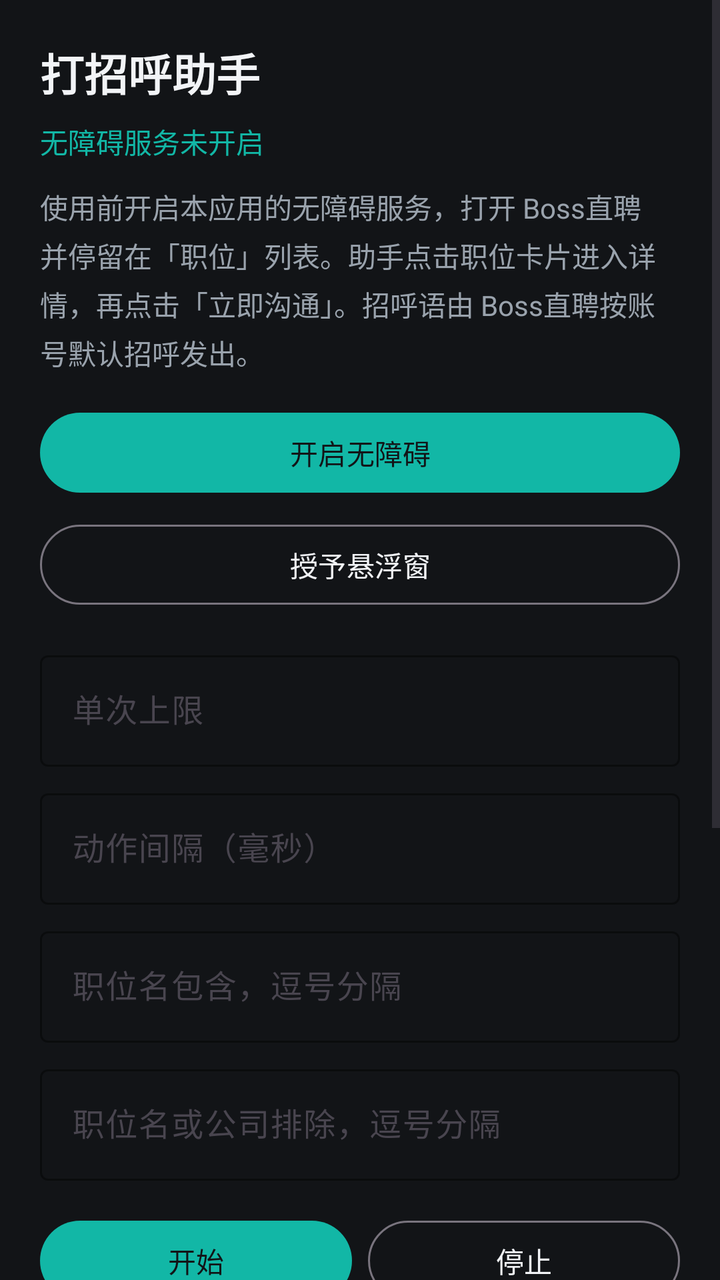
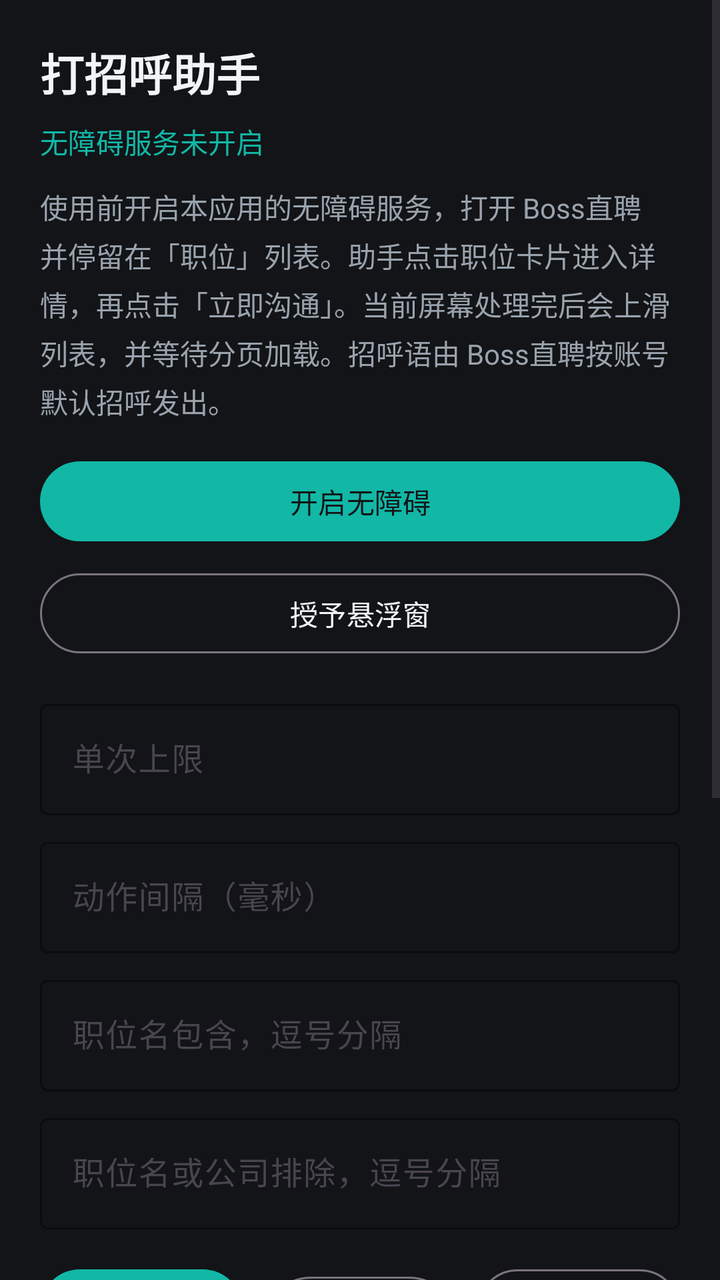

The first picture is an Android layout as it rendered before a commit; the second is the same layout after the commit. The layout source and the unified diff follow.
<!-- AndroidManifest.xml: application theme Theme.BossGreet -->
<!-- res/layout/activity_main.xml -->
<?xml version="1.0" encoding="utf-8"?>
<ScrollView xmlns:android="http://schemas.android.com/apk/res/android"
    xmlns:app="http://schemas.android.com/apk/res-auto"
    android:layout_width="match_parent"
    android:layout_height="match_parent"
    android:fillViewport="true">

    <LinearLayout
        android:layout_width="match_parent"
        android:layout_height="wrap_content"
        android:orientation="vertical"
        android:padding="20dp">

        <TextView
            android:layout_width="match_parent"
            android:layout_height="wrap_content"
            android:text="@string/app_name"
            android:textColor="@color/text"
            android:textSize="22sp"
            android:textStyle="bold" />

        <TextView
            android:id="@+id/statusText"
            android:layout_width="match_parent"
            android:layout_height="wrap_content"
            android:layout_marginTop="8dp"
            android:text="@string/status_a11y_off"
            android:textColor="@color/teal"
            android:textSize="14sp" />

        <TextView
            android:layout_width="match_parent"
            android:layout_height="wrap_content"
            android:layout_marginTop="12dp"
            android:lineSpacingExtra="4dp"
            android:text="@string/guide"
            android:textColor="@color/hint"
            android:textSize="14sp" />

        <com.google.android.material.button.MaterialButton
            android:id="@+id/openA11yButton"
            android:layout_width="match_parent"
            android:layout_height="wrap_content"
            android:layout_marginTop="16dp"
            android:text="@string/open_accessibility" />

        <com.google.android.material.button.MaterialButton
            android:id="@+id/overlayButton"
            style="@style/Widget.Material3.Button.OutlinedButton"
            android:layout_width="match_parent"
            android:layout_height="wrap_content"
            android:layout_marginTop="8dp"
            android:text="@string/grant_overlay"
            android:textColor="@color/text" />

        <com.google.android.material.textfield.TextInputLayout
            android:layout_width="match_parent"
            android:layout_height="wrap_content"
            android:layout_marginTop="16dp"
            android:hint="@string/max_count"
            app:boxStrokeColor="@color/teal"
            app:hintTextColor="@color/hint">

            <com.google.android.material.textfield.TextInputEditText
                android:id="@+id/maxCountInput"
                android:layout_width="match_parent"
                android:layout_height="wrap_content"
                android:inputType="number"
                android:textColor="@color/text" />
        </com.google.android.material.textfield.TextInputLayout>

        <com.google.android.material.textfield.TextInputLayout
            android:layout_width="match_parent"
            android:layout_height="wrap_content"
            android:layout_marginTop="8dp"
            android:hint="@string/interval_ms"
            app:boxStrokeColor="@color/teal"
            app:hintTextColor="@color/hint">

            <com.google.android.material.textfield.TextInputEditText
                android:id="@+id/intervalInput"
                android:layout_width="match_parent"
                android:layout_height="wrap_content"
                android:inputType="number"
                android:textColor="@color/text" />
        </com.google.android.material.textfield.TextInputLayout>

        <com.google.android.material.textfield.TextInputLayout
            android:layout_width="match_parent"
            android:layout_height="wrap_content"
            android:layout_marginTop="8dp"
            android:hint="@string/include_keywords"
            app:boxStrokeColor="@color/teal"
            app:hintTextColor="@color/hint">

            <com.google.android.material.textfield.TextInputEditText
                android:id="@+id/includeInput"
                android:layout_width="match_parent"
                android:layout_height="wrap_content"
                android:inputType="text"
                android:textColor="@color/text" />
        </com.google.android.material.textfield.TextInputLayout>

        <com.google.android.material.textfield.TextInputLayout
            android:layout_width="match_parent"
            android:layout_height="wrap_content"
            android:layout_marginTop="8dp"
            android:hint="@string/exclude_keywords"
            app:boxStrokeColor="@color/teal"
            app:hintTextColor="@color/hint">

            <com.google.android.material.textfield.TextInputEditText
                android:id="@+id/excludeInput"
                android:layout_width="match_parent"
                android:layout_height="wrap_content"
                android:inputType="text"
                android:textColor="@color/text" />
        </com.google.android.material.textfield.TextInputLayout>

        <LinearLayout
            android:layout_width="match_parent"
            android:layout_height="wrap_content"
            android:layout_marginTop="16dp"
            android:orientation="horizontal">

            <com.google.android.material.button.MaterialButton
                android:id="@+id/startButton"
                android:layout_width="0dp"
                android:layout_height="wrap_content"
                android:layout_marginEnd="8dp"
                android:layout_weight="1"
                android:text="@string/start" />

            <com.google.android.material.button.MaterialButton
                android:id="@+id/stopButton"
                style="@style/Widget.Material3.Button.OutlinedButton"
                android:layout_width="0dp"
                android:layout_height="wrap_content"
                android:layout_weight="1"
                android:text="@string/stop"
                android:textColor="@color/text" />
        </LinearLayout>

        <com.google.android.material.button.MaterialButton
            android:id="@+id/dumpButton"
            style="@style/Widget.Material3.Button.TextButton"
            android:layout_width="match_parent"
            android:layout_height="wrap_content"
            android:text="@string/dump_page"
            android:textColor="@color/teal" />

        <com.google.android.material.button.MaterialButton
            android:id="@+id/clearButton"
            style="@style/Widget.Material3.Button.TextButton"
            android:layout_width="match_parent"
            android:layout_height="wrap_content"
            android:text="@string/clear_seen"
            android:textColor="@color/hint" />

        <TextView
            android:layout_width="match_parent"
            android:layout_height="wrap_content"
            android:layout_marginTop="8dp"
            android:text="@string/log_title"
            android:textColor="@color/text"
            android:textSize="16sp"
            android:textStyle="bold" />

        <TextView
            android:id="@+id/logText"
            android:layout_width="match_parent"
            android:layout_height="wrap_content"
            android:layout_marginTop="8dp"
            android:background="@color/log"
            android:minHeight="180dp"
            android:padding="12dp"
            android:text="@string/log_empty"
            android:textColor="@color/text"
            android:textIsSelectable="true"
            android:textSize="12sp" />
    </LinearLayout>
</ScrollView>
<!-- resources referenced by this layout -->
<resources>
  <color name="hint">#9AA3AD</color>
  <color name="log">#1C2128</color>
  <color name="teal">#12B7A6</color>
  <color name="text">#F2F4F7</color>
  <string name="app_name">打招呼助手</string>
  <string name="clear_seen">清空今日记录</string>
  <string name="dump_page">读取当前页面</string>
  <string name="exclude_keywords">职位名或公司排除，逗号分隔</string>
  <string name="grant_overlay">授予悬浮窗</string>
  <string name="guide">使用前开启本应用的无障碍服务，打开 Boss直聘并停留在「职位」列表。助手点击职位卡片进入详情，再点击「立即沟通」。招呼语由 Boss直聘按账号默认招呼发出。</string>
  <string name="include_keywords">职位名包含，逗号分隔</string>
  <string name="interval_ms">动作间隔（毫秒）</string>
  <string name="log_empty">尚无日志</string>
  <string name="log_title">日志</string>
  <string name="max_count">单次上限</string>
  <string name="open_accessibility">开启无障碍</string>
  <string name="start">开始</string>
  <string name="status_a11y_off">无障碍服务未开启</string>
  <string name="stop">停止</string>
  <style name="Theme.BossGreet" parent="Theme.Material3.DayNight.NoActionBar">
          <item name="colorPrimary">@color/teal</item>
          <item name="colorOnPrimary">@color/bg</item>
          <item name="colorSurface">@color/bg</item>
          <item name="colorOnSurface">@color/text</item>
          <item name="android:statusBarColor">@color/bg</item>
          <item name="android:navigationBarColor">@color/bg</item>
          <item name="android:windowBackground">@color/bg</item>
          <item name="android:textColor">@color/text</item>
      </style>
  <color name="bg">#121417</color>
</resources>

<!-- the commit's change to res/layout/activity_main.xml (unified diff, before → after) -->
@@ -132,6 +132,16 @@
                 android:text="@string/start" />
 
             <com.google.android.material.button.MaterialButton
+                android:id="@+id/scrollListButton"
+                style="@style/Widget.Material3.Button.OutlinedButton"
+                android:layout_width="0dp"
+                android:layout_height="wrap_content"
+                android:layout_marginEnd="8dp"
+                android:layout_weight="1"
+                android:text="@string/scroll_list"
+                android:textColor="@color/text" />
+
+            <com.google.android.material.button.MaterialButton
                 android:id="@+id/stopButton"
                 style="@style/Widget.Material3.Button.OutlinedButton"
                 android:layout_width="0dp"
<!-- resource entries referenced after the edit -->
@@ -9,13 +9,14 @@
   <string name="dump_page">读取当前页面</string>
   <string name="exclude_keywords">职位名或公司排除，逗号分隔</string>
   <string name="grant_overlay">授予悬浮窗</string>
-  <string name="guide">使用前开启本应用的无障碍服务，打开 Boss直聘并停留在「职位」列表。助手点击职位卡片进入详情，再点击「立即沟通」。招呼语由 Boss直聘按账号默认招呼发出。</string>
+  <string name="guide">使用前开启本应用的无障碍服务，打开 Boss直聘并停留在「职位」列表。助手点击职位卡片进入详情，再点击「立即沟通」。当前屏幕处理完后会上滑列表，并等待分页加载。招呼语由 Boss直聘按账号默认招呼发出。</string>
   <string name="include_keywords">职位名包含，逗号分隔</string>
   <string name="interval_ms">动作间隔（毫秒）</string>
   <string name="log_empty">尚无日志</string>
   <string name="log_title">日志</string>
   <string name="max_count">单次上限</string>
   <string name="open_accessibility">开启无障碍</string>
+  <string name="scroll_list">滑动列表</string>
   <string name="start">开始</string>
   <string name="status_a11y_off">无障碍服务未开启</string>
   <string name="stop">停止</string>
